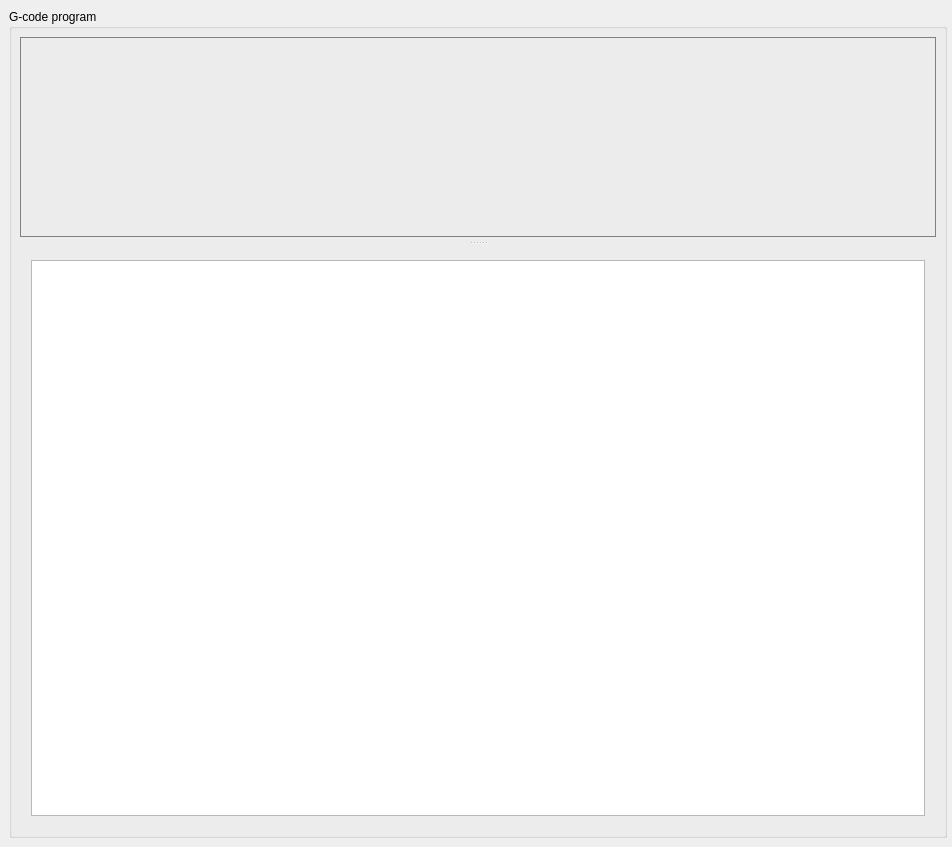
Before: the Qt Designer form gcodeviewer/testGlWindow.ui in xmarduel/pycut, drawn with Qt 5.
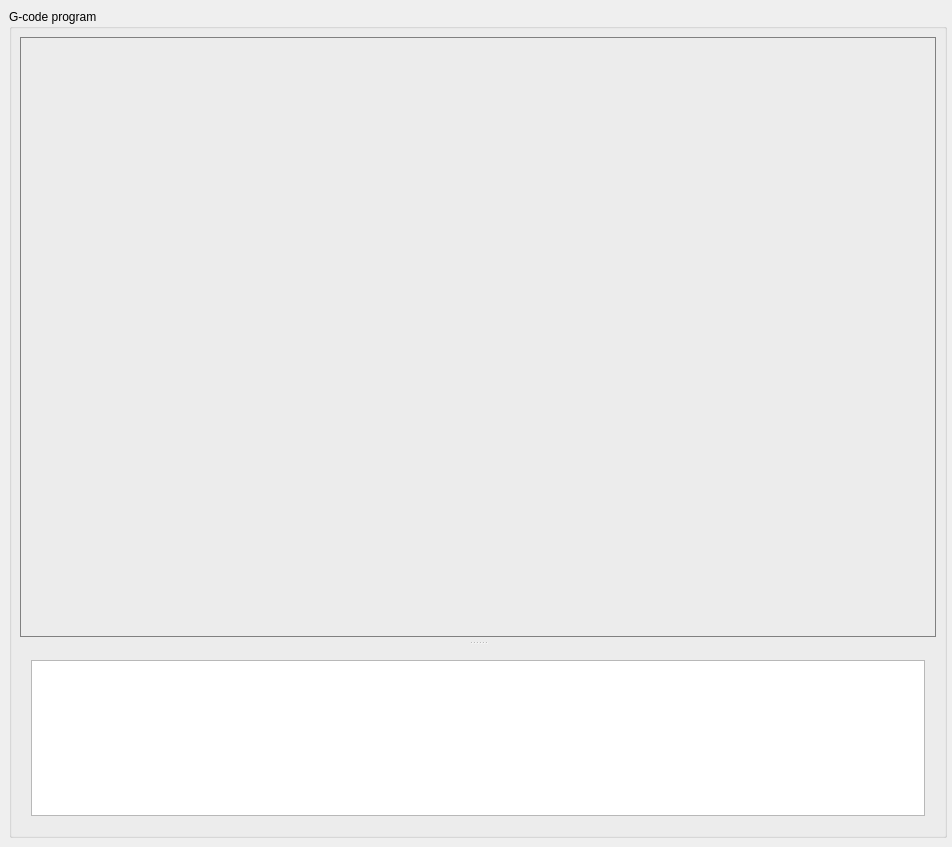
After: the same form once the commit is applied. Icons and pictures are not drawn.

```diff
--- a/gcodeviewer/testGlWindow.ui
+++ b/gcodeviewer/testGlWindow.ui
@@ -82,7 +82,7 @@
           <property name="minimumSize">
            <size>
             <width>0</width>
-            <height>200</height>
+            <height>600</height>
            </size>
           </property>
           <property name="styleSheet">
```
